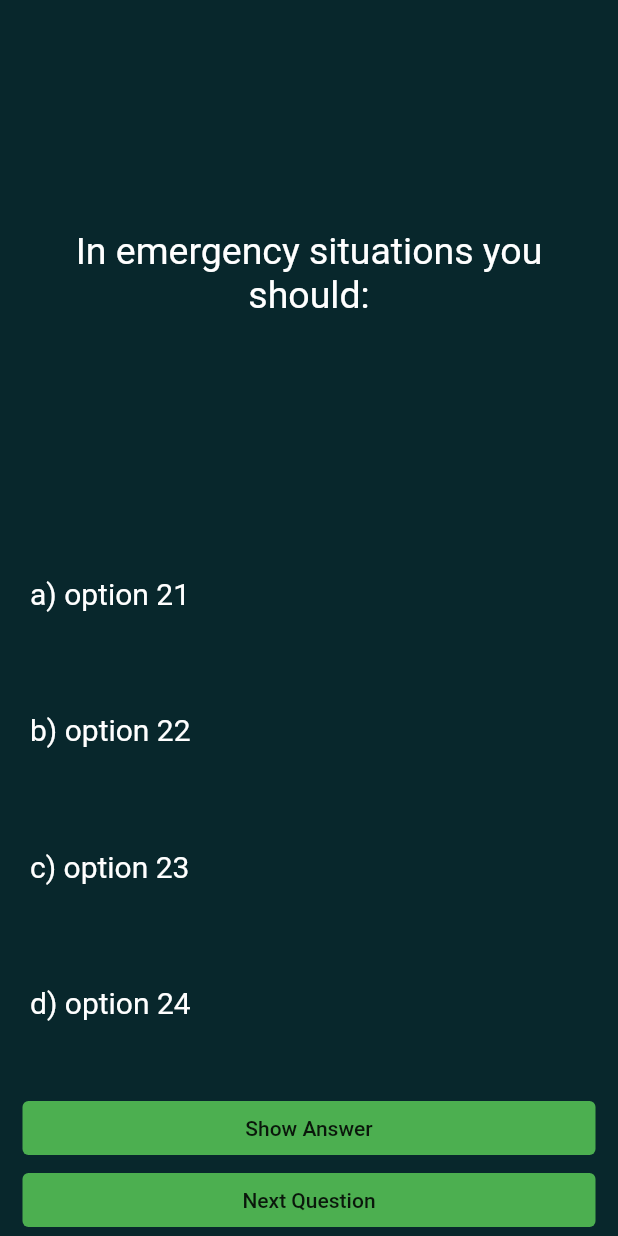
After one commit to MJI-Abir/Drive-TestPal, a Flutter app: the PracticeScreen screen opened by its route, after a tap on "Next Question", on a phone screen of 412 x 824 dp. The commit adds this screen. Run offline on Flutter 3.47's test engine with Material 2 defaults, Android fonts, the phone set to English and light mode, and no system bars; our stand-ins replace font_awesome_flutter, rflutter_alert.

Commit message:
created the practiceQuestion page and related functionalities where one can practice questions and see the answer

```diff
--- /dev/null
+++ b/lib/components/practice_question_options.dart
@@ -0,0 +1,5 @@
+class PracticeQuestionOptions{
+  final int optionId;
+  final List<String> options;
+  PracticeQuestionOptions(this.optionId, this.options);
+}
--- a/lib/constants.dart
+++ b/lib/constants.dart
@@ -43,6 +43,8 @@ const kResultTextStyle = TextStyle(
   fontWeight: FontWeight.bold,
 );
 
+const kButtonPadding = EdgeInsets.symmetric(vertical: 0.0, horizontal: 15.0);
+
 const kBMITextStyle = TextStyle(
   fontSize: 100.0,
   fontWeight: FontWeight.bold,
@@ -51,3 +53,5 @@ const kBMITextStyle = TextStyle(
 const kBodyTextStyle = TextStyle(
   fontSize: 22.0,
 );
+
+const kDividerStyle = Divider(thickness: 2.0, color: Colors.grey);
--- /dev/null
+++ b/lib/pracitce_question_brain.dart
@@ -0,0 +1,52 @@
+import 'package:drive_test_pal/components/practice_question.dart';
+import 'package:drive_test_pal/components/practice_question_options.dart';
+
+class PracticeQuestionBrain{
+  int _questionId = 0;
+
+  final List<PracticeQuestion> _practiceQuestionBank = [
+    PracticeQuestion(0, 'Collisions can happen more often when: ', 3),
+    PracticeQuestion(1, 'In emergency situations you should:', 1),
+    PracticeQuestion(2, 'Most work zone crashes:', 3),
+    PracticeQuestion(3, 'What is the first thing to do when you are involved in an accident where the other driver was injured', 1),
+  ];
+
+  final List<PracticeQuestionOptions> _practiceQuestionOptions = [
+    PracticeQuestionOptions(0, ['a) option 11', 'b) option 12', 'c) option 13', 'd) option 14']),
+    PracticeQuestionOptions(1, ['a) option 21', 'b) option 22', 'c) option 23', 'd) option 24']),
+    PracticeQuestionOptions(2, ['a) option 31', 'b) option 32', 'c) option 33', 'd) option 34']),
+    PracticeQuestionOptions(3, ['a) option 41', 'b) option 42', 'c) option 43', 'd) option 44']),
+  ];
+
+  void nextPracticeQuestion(){
+    if(_questionId < _practiceQuestionBank.length - 1){
+      _questionId++;
+    }
+  }
+
+  String getQuestionText(){
+    return _practiceQuestionBank[_questionId].questionText;
+  }
+
+  List <String> getOptions(){
+    return _practiceQuestionOptions[_questionId].options;
+  }
+
+  int getCorrectOption(){
+    return _practiceQuestionBank[_questionId].questionAnswer;
+  }
+
+  bool isFinished(){
+    if(_questionId >= _practiceQuestionBank.length - 1){
+      return true;
+    }
+    else{
+      return false;
+    }
+  }
+
+  void reset(){
+    _questionId = -1;
+  }
+
+}
--- /dev/null
+++ b/lib/screens/practice_screen.dart
@@ -0,0 +1,148 @@
+import 'package:drive_test_pal/pracitce_question_brain.dart';
+import 'package:flutter/material.dart';
+import 'package:rflutter_alert/rflutter_alert.dart';
+import 'package:drive_test_pal/constants.dart';
+
+PracticeQuestionBrain practiceQuestionBrain = PracticeQuestionBrain();
+
+class PracticeScreen extends StatefulWidget {
+  const PracticeScreen({super.key});
+
+  @override
+  State<PracticeScreen> createState() => _PracticeScreenState();
+}
+
+class _PracticeScreenState extends State<PracticeScreen> {
+  int? correctOptionIndex;
+  void highlightCorrectAnswer() {
+    final correctOption = practiceQuestionBrain.getCorrectOption();
+    setState(() {
+      correctOptionIndex = correctOption - 1;
+    });
+  }
+
+  @override
+  Widget build(BuildContext context) {
+    return Scaffold(
+      body: Column(
+        mainAxisAlignment: MainAxisAlignment.spaceBetween,
+        crossAxisAlignment: CrossAxisAlignment.stretch,
+        children: <Widget>[
+          //Question Text
+          Expanded(
+            flex: 4,
+            child: Padding(
+              padding: const EdgeInsets.all(10.0),
+              child: Center(
+                child: Text(
+                  practiceQuestionBrain.getQuestionText(),
+                  textAlign: TextAlign.center,
+                  style: const TextStyle(
+                    fontSize: 25.0,
+                    color: Colors.white,
+                  ),
+                ),
+              ),
+            ),
+          ),
+
+          //option 1
+          buildOptions(0),
+
+          //option 2
+          buildOptions(1),
+
+          //option 3
+          buildOptions(2),
+
+          //option 4
+          buildOptions(3),
+
+          //show Answer button
+          Padding(
+            padding: kButtonPadding,
+            child: TextButton(
+              style: TextButton.styleFrom(
+                foregroundColor: Colors.white,
+                backgroundColor: Colors.green,
+              ),
+              onPressed: () {
+                highlightCorrectAnswer();
+              },
+              child: const Text(
+                'Show Answer',
+                style: TextStyle(color: Colors.black87),
+              ),
+            ),
+          ),
+
+          //next question button
+          Padding(
+            padding: kButtonPadding,
+            child: TextButton(
+
+              style: TextButton.styleFrom(
+                foregroundColor: Colors.white,
+                backgroundColor: Colors.green,
+              ),
+              child: const Text(
+                'Next Question',
+                style: TextStyle(color: Colors.black87),
+              ),
+              onPressed: () {
+                setState(() {
+                  if (practiceQuestionBrain.isFinished()) {
+                    Alert(
+                      context: context,
+                      type: AlertType.error,
+                      title: "FINISHED!",
+                      desc: "You have reached the end of the quiz.",
+                      buttons: [
+                        DialogButton(
+                          onPressed: () => Navigator.pop(context),
+                          width: 120,
+                          child: const Text(
+                            "CONTINUE",
+                            style: TextStyle(color: Colors.white, fontSize: 20),
+                          ),
+                        )
+                      ],
+                    ).show();
+
+                    practiceQuestionBrain.reset();
+                  }
+                  correctOptionIndex = null;
+                  practiceQuestionBrain.nextPracticeQuestion();
+                });
+              },
+            ),
+          ),
+        ],
+      ),
+    );
+  }
+
+  Expanded buildOptions(int optionNumberIndex) {
+    final isCorrectOption = correctOptionIndex == optionNumberIndex;
+
+    return Expanded(
+      child: Padding(
+        padding: const EdgeInsets.all(15.0),
+        child: Container(
+          padding: const EdgeInsets.all(5.0),
+          decoration: BoxDecoration(
+            color: isCorrectOption ? Colors.green : Colors.transparent,
+            borderRadius: BorderRadius.circular(10),
+          ),
+          child: Text(
+            practiceQuestionBrain.getOptions()[optionNumberIndex],
+            style: const TextStyle(
+              color: Colors.white,
+              fontSize: 20.0,
+            ),
+          ),
+        ),
+      ),
+    );
+  }
+}
--- a/lib/widgets/question_cat_tile.dart
+++ b/lib/widgets/question_cat_tile.dart
@@ -3,10 +3,12 @@ import 'package:font_awesome_flutter/font_awesome_flutter.dart';
 import 'package:drive_test_pal/constants.dart';
 
 class QuestionCatTile extends StatelessWidget {
-
   @override
   Widget build(BuildContext context) {
     return ListTile(
+      onTap: () {
+        Navigator.pushNamed(context, '/practicePage');
+      },
       leading: const Icon(FontAwesomeIcons.addressBook),
       title: const Column(
         crossAxisAlignment: CrossAxisAlignment.start,
@@ -24,6 +26,8 @@ class QuestionCatTile extends StatelessWidget {
             'Incorrect: 0, Correct: 0',
             style: kQuestionCatSubTitleStyle,
           ),
+          kDividerStyle,
+          SizedBox(height: 10),
         ],
       ),
       trailing: Checkbox(value: false, onChanged: (bool? value) {}),
--- a/lib/widgets/questions_cat_list.dart
+++ b/lib/widgets/questions_cat_list.dart
@@ -8,13 +8,9 @@ class QuestionsCatList extends StatelessWidget {
     return ListView(
       children: <Widget>[
         QuestionCatTile(),
-        const SizedBox(height: 10.0),
         QuestionCatTile(),
-        const SizedBox(height: 10.0),
         QuestionCatTile(),
-        const SizedBox(height: 10.0),
         QuestionCatTile(),
-        const SizedBox(height: 10.0),
       ],
     );
   }
--- a/pubspec.yaml
+++ b/pubspec.yaml
@@ -10,6 +10,7 @@ dependencies:
   flutter:
     sdk: flutter
   font_awesome_flutter: ^10.5.0
+  rflutter_alert: ^2.0.7
 
 dev_dependencies:
   flutter_test:
```
Also changed, not shown: lib/components/practice_question.dart (added, +7 -0 lines), lib/components/question_category_card.dart (deleted, +0 -15 lines), lib/main.dart (+6 -2 lines), lib/screens/test_theme_screen.dart (added, +12 -0 lines), lib/screens/question_category_screen.dart (line endings or trailing spaces), pubspec.lock.
